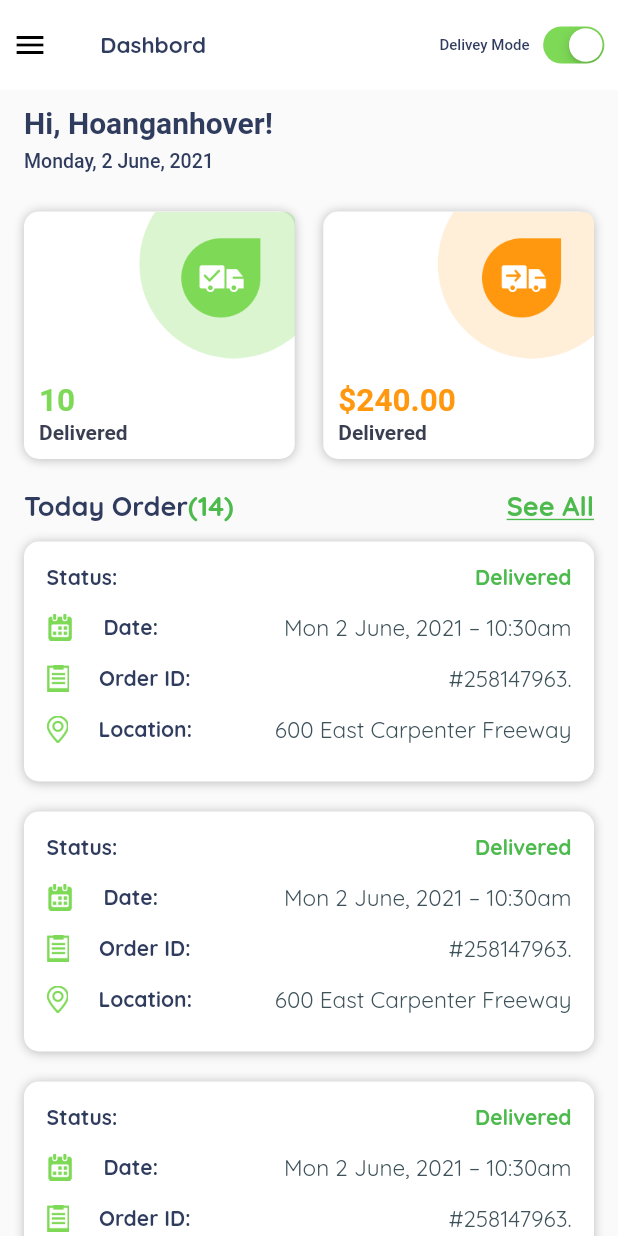
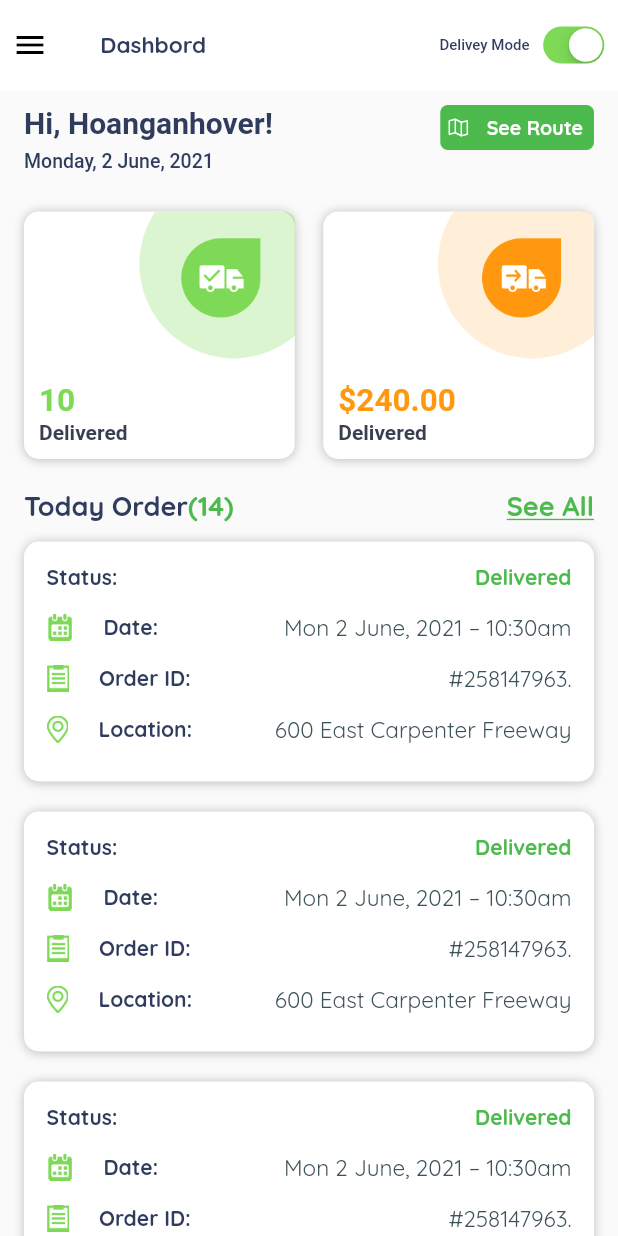
Before and after one commit to DevenAndroid/anandmart_driver, a Flutter app: the DashbordScreen screen opened by its route, on a phone screen of 412 x 824 dp. Run offline on Flutter 3.47's test engine with Material 2 defaults, Android fonts, the phone set to English and light mode, and no system bars; our stand-ins replace dotted_border, file_picker, flutter_svg, form_field_validator, get, google_fonts and 3 more; accounts and stored records are empty; Roboto replaces fonts that are missing (poppinsSans).

Commit message:
10-11-2023

```diff
--- a/lib/routers/routers.dart
+++ b/lib/routers/routers.dart
@@ -1,6 +1,7 @@
 
 import 'package:anandmart_driver/login_signup/onboarding_screen.dart';
 import 'package:anandmart_driver/screen/profile_screen.dart';
+import 'package:anandmart_driver/screen/salary_screen.dart';
 import 'package:get/get_navigation/src/routes/get_route.dart';
 import '../login_signup/email_verification_screen.dart';
 import '../login_signup/login_screen.dart';
@@ -34,12 +35,14 @@ class MyRouters {
   static var driverDeliveryOrderDetails = "/driverDeliveryOrderDetails";
   static var profileScreen = "/profileScreen";
   static var onBoardingScreen = "/onBoardingScreen";
+  static var salaryScreen = "/salaryScreen";
 
   static var route = [
     GetPage(name: '/', page: () =>  const SplashScreen()),
     // GetPage(name: '/onBoardingScreen', page: () =>  const OnBoardingScreen()),
     GetPage(name: '/onBoardingScreen', page: () =>  const OnBoardingScreen()),
     GetPage(name: '/loginScreen', page: () => const LoginScreenMart()),
+    GetPage(name: '/salaryScreen', page: () => const SalaryScreen()),
     GetPage(name: '/signupScreen', page: () => const SignupScreen()),
     GetPage(name: '/otpScreen', page: () => const OtpScreen()),
     GetPage(name: '/otpScreen', page: () => const OtpScreen()),
--- a/lib/screen/deshborad_screen.dart
+++ b/lib/screen/deshborad_screen.dart
@@ -1,7 +1,9 @@
 import 'package:anandmart_driver/routers/routers.dart';
+import 'package:anandmart_driver/widgets/app_assets.dart';
 import 'package:anandmart_driver/widgets/custome_size.dart';
 import 'package:flutter/cupertino.dart';
 import 'package:flutter/material.dart';
+import 'package:flutter_svg/svg.dart';
 import 'package:get/get.dart';
 import 'package:get/get_core/src/get_main.dart';
 import 'package:google_fonts/google_fonts.dart';
@@ -84,13 +86,14 @@ class _DashbordScreenState extends State<DashbordScreen> {
               color: Color(0xffEFEFEF),
               thickness: 1,
             ),
+
             ListTile(
               visualDensity: const VisualDensity(horizontal: -4, vertical: -2),
               leading: Image.asset(
-                'assets/images/personImg.png',
+                'assets/images/time_track.png',
                 height: 15,
               ),
-              title:  Text('My Account',
+              title:  Text('My Order',
                   style: GoogleFonts.poppins(
                     fontSize: 15,
                     color: const Color(0xFF4F535E),
@@ -98,8 +101,7 @@ class _DashbordScreenState extends State<DashbordScreen> {
               onTap: () {
                 setState(() {
                   currentDrawer = 1;
-                  // Get.toNamed(MyRouters.myProfileScreen);
-                  // Get.to(VendorOrderList());
+                 Get.toNamed(MyRouters.assignedOrderScreen);
                 });
               },
             ),
@@ -108,13 +110,14 @@ class _DashbordScreenState extends State<DashbordScreen> {
               color: Color(0xffEFEFEF),
               thickness: 1,
             ),
+
             ListTile(
               visualDensity: const VisualDensity(horizontal: -4, vertical: -2),
               leading: Image.asset(
-                'assets/images/time_track.png',
+                'assets/images/salary.png',color: Colors.black54,
                 height: 15,
               ),
-              title:  Text('Assigned Order',
+              title:  Text('Salary',
                   style: GoogleFonts.poppins(
                     fontSize: 15,
                     color: const Color(0xFF4F535E),
@@ -122,7 +125,7 @@ class _DashbordScreenState extends State<DashbordScreen> {
               onTap: () {
                 setState(() {
                   currentDrawer = 2;
-                  // Get.toNamed(MyRouters.notificationScreen);
+                 Get.toNamed(MyRouters.salaryScreen);
                 });
               },
             ),
@@ -149,6 +152,7 @@ class _DashbordScreenState extends State<DashbordScreen> {
                 });
               },
             ),
+
  const Divider(
    height: 5,
    color: Color(0xffEFEFEF),
@@ -157,110 +161,18 @@ class _DashbordScreenState extends State<DashbordScreen> {
  ListTile(
    visualDensity: const VisualDensity(horizontal: -4, vertical: -2),
    leading: Image.asset(
-                'assets/images/earn.png',
+     'assets/images/profile.png',color: Colors.black54,
      height: 15,
    ),
-              title:  Text('Earning',
+   title:  Text('My Profile',
        style: GoogleFonts.poppins(
          fontSize: 15,
          color: const Color(0xFF4F535E),
          fontWeight: FontWeight.w400,)),
    onTap: () {
      setState(() {
-                  currentDrawer = 3;
-                  Get.toNamed(MyRouters.driverWithdrawMoney);
-                });
-              },
-            ),
-            // const Divider(
-            //   height: 5,
-            //   color: Color(0xffEFEFEF),
-            //   thickness: 1,
-            // ),
-            // ListTile(
-            //   visualDensity: const VisualDensity(horizontal: -4, vertical: -2),
-            //   leading: Image.asset(
-            //     'assets/images/notebook_reference.png',
-            //     height: 20,
-            //   ),
-            //   title:  Text('Refer and Earn',
-            //       style: GoogleFonts.poppins(
-            //         fontSize: 15,
-            //         color: const Color(0xFF4F535E),
-            //         fontWeight: FontWeight.w400,)),
-            //   onTap: () {
-            //     setState(() {
-            //       currentDrawer = 4;
-            //       // Get.to(VendorNotificationScreen());
-            //     });
-            //   },
-            // ),
-            const Divider(
-              height: 5,
-              color: Color(0xffEFEFEF),
-              thickness: 1,
-            ),
-            ListTile(
-              visualDensity: const VisualDensity(horizontal: -4, vertical: -2),
-              leading: Image.asset(
-                'assets/images/bx_wallet.png',
-                height: 15,
-              ),
-              title:  Text('Update Driver Setting',
-                  style: GoogleFonts.poppins(
-                    fontSize: 15,
-                    color: const Color(0xFF4F535E),
-                    fontWeight: FontWeight.w400,)),
-              onTap: () {
-                setState(() {
-                  currentDrawer = 5;
-                  Get.toNamed(MyRouters.bankDetailsScreen);
-                });
-              },
-            ),
-            const Divider(
-              height: 5,
-              color: Color(0xffEFEFEF),
-              thickness: 1,
-            ),
-            ListTile(
-              visualDensity: const VisualDensity(horizontal: -4, vertical: -2),
-              leading: Image.asset(
-                'assets/images/metro-security.png',
-                height: 15,
-              ),
-              title:  Text('Privacy Policy',
-                  style: GoogleFonts.poppins(
-                    fontSize: 15,
-                    color: const Color(0xFF4F535E),
-                    fontWeight: FontWeight.w400,)),
-              onTap: () {
-                setState(() {
-                  currentDrawer = 6;
-                  // Get.to(VendorHelpCenterScreen());
-                });
-              },
-            ),
-            const Divider(
-              height: 5,
-              color: Color(0xffEFEFEF),
-              thickness: 1,
-            ),
-            ListTile(
-              visualDensity: const VisualDensity(horizontal: -4, vertical: -2),
-              leading: Image.asset(
-                'assets/images/help_center.png',
-                height: 15,
-              ),
-              title:  Text('Help Center',
-                  style: GoogleFonts.poppins(
-                    fontSize: 15,
-                    color: const Color(0xFF4F535E),
-                    fontWeight: FontWeight.w400,)),
-              onTap: () {
-                setState(() {
-                  currentDrawer = 7;
-                  // Get.to(SettingScreenVendor());
+       currentDrawer = 4;
+       Get.toNamed(MyRouters.profileScreen);
      });
    },
  ),
@@ -282,8 +194,8 @@ class _DashbordScreenState extends State<DashbordScreen> {
                     fontWeight: FontWeight.w400,)),
               onTap: () {
                 setState(() {
-                  currentDrawer = 7;
-                  // Get.to(SettingScreenVendor());
+                  currentDrawer = 5;
+                Get.offAllNamed(MyRouters.loginScreen);
                 });
               },
             ),
@@ -339,13 +251,39 @@ class _DashbordScreenState extends State<DashbordScreen> {
           child: Column(
             crossAxisAlignment: CrossAxisAlignment.start,
             children: [
+             Row(
+               mainAxisAlignment: MainAxisAlignment.spaceBetween,
+               crossAxisAlignment: CrossAxisAlignment.start,
+               children: [
                  const Text('Hi, Hoanganhover!',
                    style: TextStyle(
                       fontWeight: FontWeight.w700,
                       fontSize: 20,
                       color:  Color(0xFF303C5E)
                   ),),
-              addHeight(7.0),
+                 Container(
+height: 30,
+                   decoration: BoxDecoration(
+                     borderRadius: BorderRadius.circular(5),
+                     color: Color(0xFF4DBA4D),
+                   ),
+                   child: Row(
+                     children: [
+                       SizedBox(width: 4,),
+                       SvgPicture.asset(AppAssets.map),
+                       Text('   See Route  ',
+                         style: GoogleFonts.quicksand(
+                             fontWeight: FontWeight.w700,
+                             fontSize: 13,
+                             color:  Colors.white
+                         ),
+                       ),
+                     ],
+                   ),
+                 )
+               ],
+             ),
+
               const Text('Monday, 2 June, 2021',
                 style: TextStyle(
                     fontWeight: FontWeight.w500,
```
Also changed, not shown: lib/screen/profile_screen.dart (+9 -9 lines), lib/screen/salary_screen.dart (added, +167 -0 lines), assets/images/profile.png (added), assets/images/salary.png (added). Lines whose indentation alone changed are shown as unchanged.
